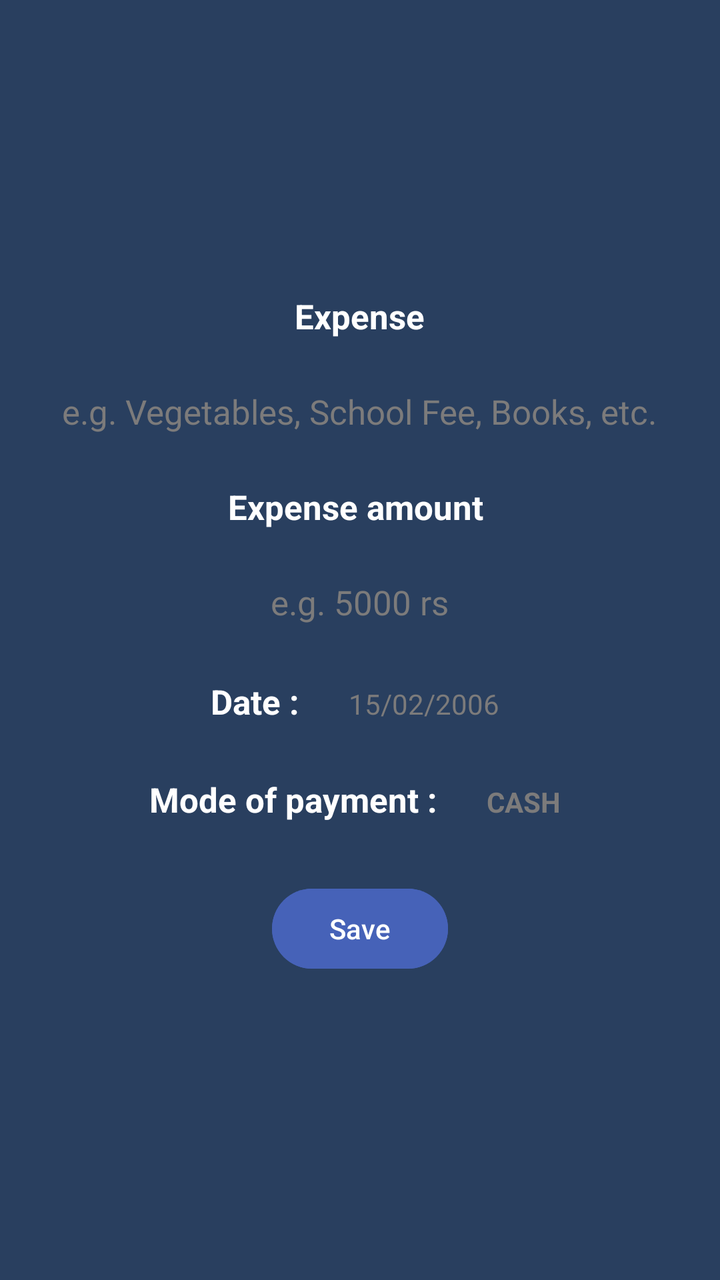
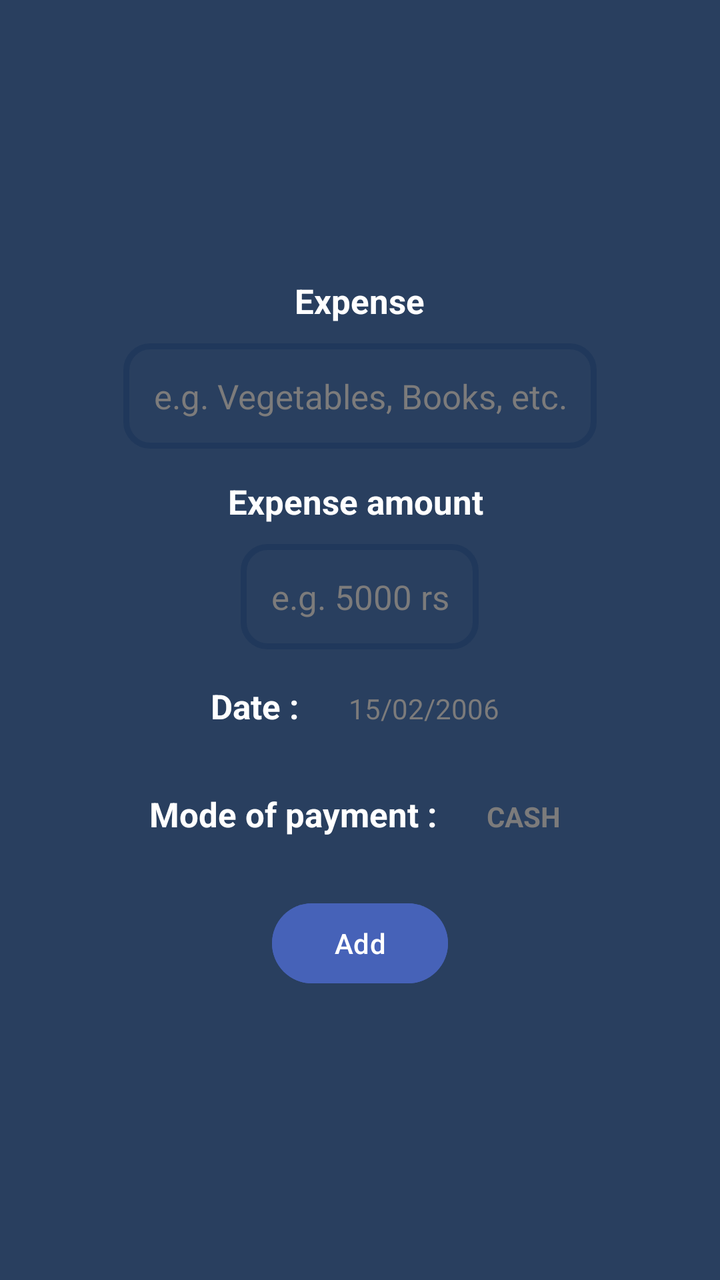

Before-and-after screenshots of an Android layout around one commit, followed by the original layout XML and the change that was made.
<!-- AndroidManifest.xml: application theme Theme.GharKharch -->
<!-- res/layout/fragment_book_expense.xml -->
<?xml version="1.0" encoding="utf-8"?>
<LinearLayout xmlns:android="http://schemas.android.com/apk/res/android"
    android:layout_width="match_parent"
    android:layout_height="match_parent"
    android:background="@color/backgroundColor"
    android:gravity="center"
    android:orientation="vertical">

    <TextView
        android:id="@+id/subCategory"
        android:layout_width="wrap_content"
        android:layout_height="wrap_content"
        android:padding="@dimen/padding_medium"
        android:text="Expense"
        android:textSize="@dimen/text_size_large"
        android:textStyle="bold" />

    <EditText
        android:id="@+id/inputSubCategory"
        android:layout_width="wrap_content"
        android:layout_height="wrap_content"
        android:background="@color/backgroundColor"
        android:hint="@string/hint_sub_category"
        android:importantForAutofill="no"
        android:inputType="text"
        android:maxLength="15"
        android:padding="@dimen/padding_large"
        android:textColorHint="@color/primaryTextColorVariant"
        android:textSize="@dimen/text_size_large" />

    <TextView
        android:layout_width="wrap_content"
        android:layout_height="wrap_content"
        android:padding="@dimen/padding_medium"
        android:text="Expense amount "
        android:textSize="@dimen/text_size_large"
        android:textStyle="bold" />

    <EditText
        android:id="@+id/expenseAmount"
        android:layout_width="wrap_content"
        android:layout_height="wrap_content"
        android:background="@color/backgroundColor"
        android:hint="@string/hint_amount"
        android:importantForAutofill="no"
        android:inputType="text"
        android:maxLength="15"
        android:padding="@dimen/padding_large"
        android:textColorHint="@color/primaryTextColorVariant"
        android:textSize="@dimen/text_size_large" />

    <LinearLayout
        android:layout_width="wrap_content"
        android:layout_height="wrap_content"
        android:orientation="horizontal">

        <TextView
            android:layout_width="wrap_content"
            android:layout_height="wrap_content"
            android:padding="@dimen/padding_medium"
            android:text="Date :"
            android:textSize="@dimen/text_size_large"
            android:textStyle="bold" />

        <TextView
            android:layout_width="wrap_content"
            android:layout_height="wrap_content"
            android:padding="@dimen/padding_large"
            android:text="15/02/2006"
            android:textColor="@color/primaryTextColorVariant" />
    </LinearLayout>

    <LinearLayout
        android:layout_width="wrap_content"
        android:layout_height="wrap_content"
        android:orientation="horizontal">


        <TextView
            android:layout_width="wrap_content"
            android:layout_height="wrap_content"
            android:padding="@dimen/padding_medium"
            android:text="Mode of payment :"
            android:textSize="@dimen/text_size_large"
            android:textStyle="bold" />

        <TextView
            android:id="@+id/modesOfPayment"
            android:layout_width="wrap_content"
            android:layout_height="wrap_content"
            android:padding="@dimen/padding_large"
            android:text="CASH"
            android:textColor="@color/primaryTextColorVariant"
            android:textStyle="bold" />

    </LinearLayout>


    <Button
        android:id="@+id/saveBtn"
        android:layout_width="wrap_content"
        android:layout_height="wrap_content"
        android:layout_marginVertical="@dimen/margin_large"
        android:backgroundTint="@color/buttonColor"
        android:text="Save" />

</LinearLayout>
<!-- resources referenced by this layout -->
<resources>
  <color name="backgroundColor">#293F5F</color>
  <color name="buttonColor">#4662B8</color>
  <color name="primaryTextColorVariant">#7C7B7B</color>
  <dimen name="margin_large">15dp</dimen>
  <dimen name="padding_large">15dp</dimen>
  <dimen name="padding_medium">10dp</dimen>
  <dimen name="text_size_large">17sp</dimen>
  <string name="hint_amount">e.g. 5000 rs</string>
  <string name="hint_sub_category">e.g. Vegetables, School Fee, Books, etc.</string>
  <style name="Theme.GharKharch" parent="Base.Theme.GharKharch">
          <item name="colorPrimary">@color/backgroundColor</item>
          <item name="colorSecondary">@color/lGrey</item>
          
          <item name="colorOnSecondary">@color/primaryTextColor</item>
          <item name="colorOnPrimary">@color/primaryTextColor</item>
          
          <item name="android:textColor">@color/primaryTextColor</item>
          <item name="android:textColorPrimary">@color/primaryTextColor</item>
          <item name="android:textColorSecondary">@color/primaryTextColorVariant</item>
      </style>
  <style name="Base.Theme.GharKharch" parent="Theme.Material3.DayNight.NoActionBar">
          
      </style>
  <color name="lGrey">#616161</color>
  <color name="primaryTextColor">#FFFFFF</color>
</resources>

<!-- the commit's change to res/layout/fragment_book_expense.xml (unified diff, before → after) -->
@@ -7,7 +7,6 @@
     android:orientation="vertical">
 
     <TextView
-        android:id="@+id/subCategory"
         android:layout_width="wrap_content"
         android:layout_height="wrap_content"
         android:padding="@dimen/padding_medium"
@@ -16,10 +15,12 @@
         android:textStyle="bold" />
 
     <EditText
-        android:id="@+id/inputSubCategory"
+        android:id="@+id/input_sub_category"
         android:layout_width="wrap_content"
         android:layout_height="wrap_content"
-        android:background="@color/backgroundColor"
+        android:layout_marginBottom="@dimen/margin_small"
+        android:background="@drawable/search_bar_bordered_bg"
+        android:gravity="center"
         android:hint="@string/hint_sub_category"
         android:importantForAutofill="no"
         android:inputType="text"
@@ -37,10 +38,12 @@
         android:textStyle="bold" />
 
     <EditText
-        android:id="@+id/expenseAmount"
+        android:id="@+id/input_expense"
         android:layout_width="wrap_content"
         android:layout_height="wrap_content"
-        android:background="@color/backgroundColor"
+        android:layout_marginBottom="@dimen/margin_small"
+        android:background="@drawable/search_bar_bordered_bg"
+        android:gravity="center"
         android:hint="@string/hint_amount"
         android:importantForAutofill="no"
         android:inputType="text"
@@ -52,6 +55,7 @@
     <LinearLayout
         android:layout_width="wrap_content"
         android:layout_height="wrap_content"
+        android:layout_marginBottom="@dimen/margin_small"
         android:orientation="horizontal">
 
         <TextView
@@ -63,18 +67,19 @@
             android:textStyle="bold" />
 
         <TextView
+            android:id="@+id/date_picker"
             android:layout_width="wrap_content"
             android:layout_height="wrap_content"
             android:padding="@dimen/padding_large"
             android:text="15/02/2006"
             android:textColor="@color/primaryTextColorVariant" />
+
     </LinearLayout>
 
     <LinearLayout
         android:layout_width="wrap_content"
         android:layout_height="wrap_content"
         android:orientation="horizontal">
-
 
         <TextView
             android:layout_width="wrap_content"
@@ -85,7 +90,7 @@
             android:textStyle="bold" />
 
         <TextView
-            android:id="@+id/modesOfPayment"
+            android:id="@+id/modes_of_payment"
             android:layout_width="wrap_content"
             android:layout_height="wrap_content"
             android:padding="@dimen/padding_large"
@@ -95,13 +100,12 @@
 
     </LinearLayout>
 
-
     <Button
         android:id="@+id/saveBtn"
         android:layout_width="wrap_content"
         android:layout_height="wrap_content"
         android:layout_marginVertical="@dimen/margin_large"
         android:backgroundTint="@color/buttonColor"
-        android:text="Save" />
+        android:text="Add" />
 
 </LinearLayout>
<!-- resource entries referenced after the edit -->
@@ -4,11 +4,21 @@
   <color name="buttonColor">#4662B8</color>
   <color name="primaryTextColorVariant">#7C7B7B</color>
   <dimen name="margin_large">15dp</dimen>
+  <dimen name="margin_small">5dp</dimen>
   <dimen name="padding_large">15dp</dimen>
   <dimen name="padding_medium">10dp</dimen>
   <dimen name="text_size_large">17sp</dimen>
+  <!-- drawable search_bar_bordered_bg (drawable) -->
+  <?xml version="1.0" encoding="utf-8"?>
+  <shape xmlns:android="http://schemas.android.com/apk/res/android"
+      android:shape="rectangle">
+      <stroke
+          android:width="3dp"
+          android:color="@color/backgroundColorVariant" />
+      <corners android:radius="12dp" />
+  </shape>
   <string name="hint_amount">e.g. 5000 rs</string>
-  <string name="hint_sub_category">e.g. Vegetables, School Fee, Books, etc.</string>
+  <string name="hint_sub_category">e.g. Vegetables, Books, etc.</string>
   <style name="Theme.GharKharch" parent="Base.Theme.GharKharch">
           <item name="colorPrimary">@color/backgroundColor</item>
           <item name="colorSecondary">@color/lGrey</item>
@@ -20,6 +30,7 @@
           <item name="android:textColorPrimary">@color/primaryTextColor</item>
           <item name="android:textColorSecondary">@color/primaryTextColorVariant</item>
       </style>
+  <color name="backgroundColorVariant">#20385B</color>
   <style name="Base.Theme.GharKharch" parent="Theme.Material3.DayNight.NoActionBar">
           
       </style>
